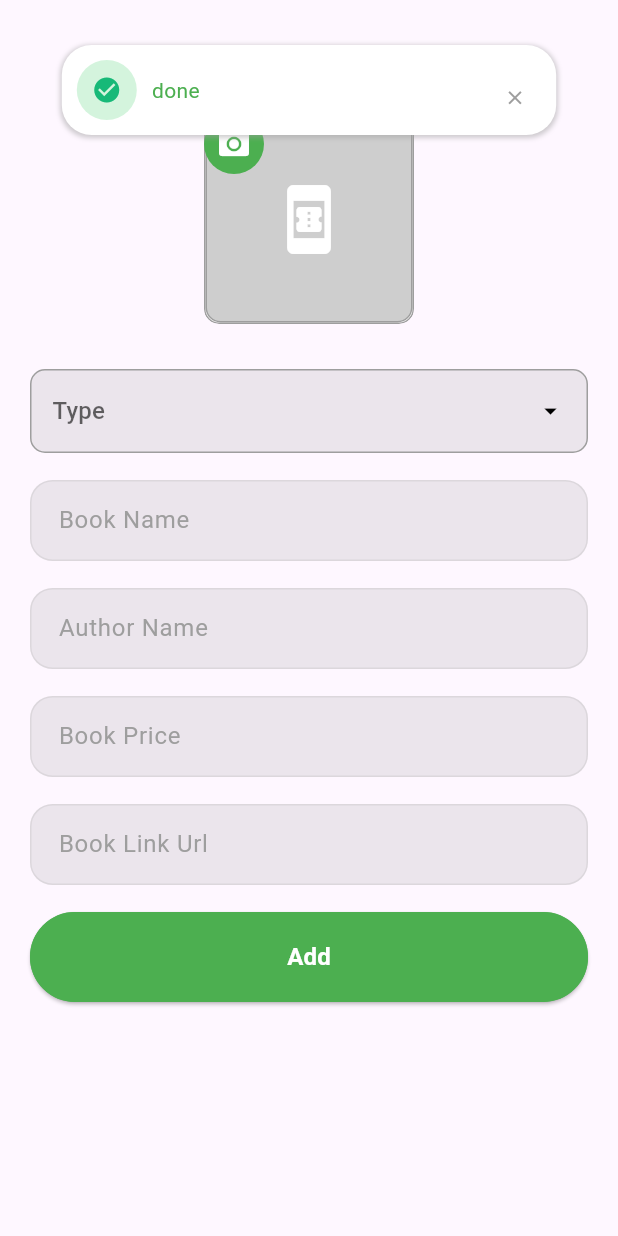
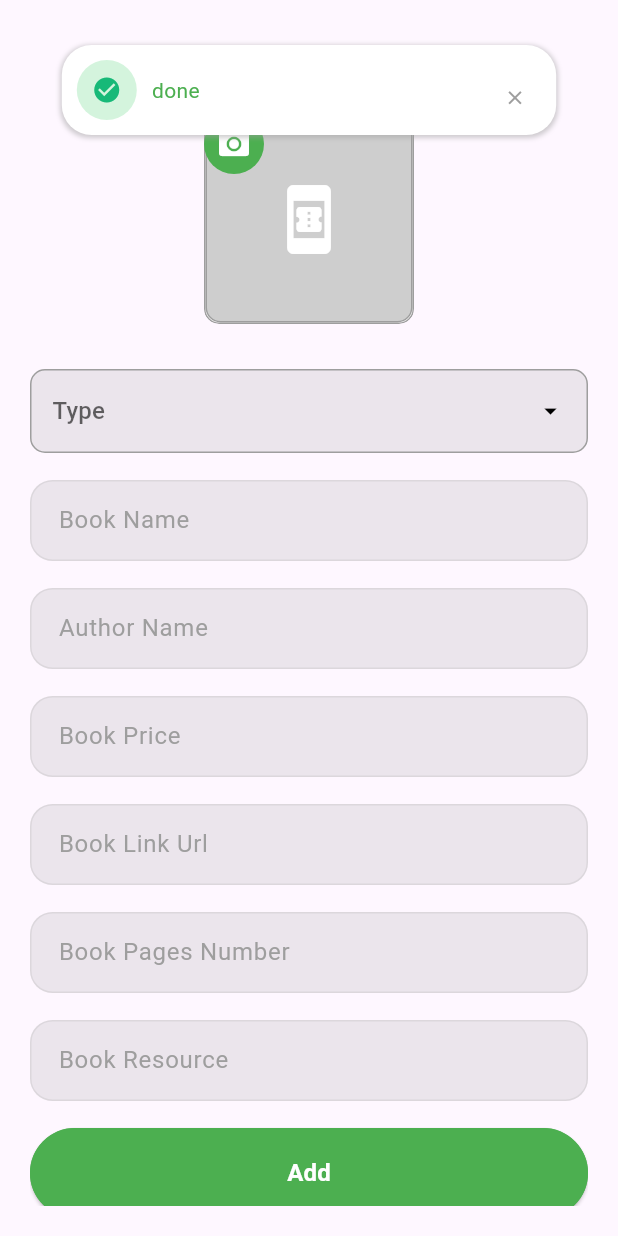
Before and after one commit to mostafaahmedbahr/task_2_admin, a Flutter app: the screen it shows after launch, after a tap on "Add", on a phone screen of 412 x 824 dp. Run offline on Flutter 3.47's test engine with Material 3 defaults, Android fonts, the phone set to English and light mode, and no system bars; drawn by our look-alikes of dropdown_button2; our stand-ins replace cloud_firestore, file_picker, firebase_auth, firebase_core, firebase_storage, flutter_bloc and 2 more; accounts and stored records are empty.

Commit message:
last edit

```diff
--- a/lib/home/cubit/cubit.dart
+++ b/lib/home/cubit/cubit.dart
@@ -57,6 +57,8 @@ class HomeCubit extends Cubit<HomeStates> {
   var bookPriceCon = TextEditingController();
   var bookAuthorNameCon = TextEditingController();
   var bookLinkCon = TextEditingController();
+  var bookPagesNumberCon = TextEditingController();
+  var bookResourceCon = TextEditingController();
 
 
 
@@ -68,6 +70,8 @@ class HomeCubit extends Cubit<HomeStates> {
     required String bookId,
     required String bookType,
     required String bookUrl,
+    required String bookPagesNumber,
+    required String bookResource,
   })
   {
     emit(AddBookLoadingState());
@@ -80,6 +84,8 @@ class HomeCubit extends Cubit<HomeStates> {
           "bookPrice" : bookPrice,
           "bookType" : bookType,
           "bookUrl" : bookUrl,
+          "bookResource" : bookResource,
+          "bookPagesNumber" : bookPagesNumber,
         }
     ).then((value)
     {
--- a/lib/home/home_screen.dart
+++ b/lib/home/home_screen.dart
@@ -38,7 +38,7 @@ class _HomeScreenState extends State<HomeScreen> {
           appBar: AppBar(),
           body: Padding(
             padding: const EdgeInsets.all(20.0),
-            child: Column(
+            child: ListView(
               children: [
                 Center(
                   child: Stack(
@@ -200,6 +200,22 @@ class _HomeScreenState extends State<HomeScreen> {
                 const SizedBox(
                   height: 18,
                 ),
+                CustomTextFormField(
+                  keyboardType : TextInputType.number,
+                  controller: HomeCubit.get(context).bookPagesNumberCon,
+                  hintText: "Book Pages Number",
+                ),
+                const SizedBox(
+                  height: 18,
+                ),
+                CustomTextFormField(
+                  keyboardType : TextInputType.text,
+                  controller: HomeCubit.get(context).bookResourceCon,
+                  hintText: "Book Resource",
+                ),
+                const SizedBox(
+                  height: 18,
+                ),
                 ConditionalBuilder(
                   condition: state is! AddBookLoadingState,
                   fallback: (context) {
@@ -228,6 +244,8 @@ class _HomeScreenState extends State<HomeScreen> {
                           bookType: HomeCubit.get(context).bookType.toString(),
                           bookId:  HomeCubit.get(context).uuidBook.toString(),
                             bookUrl :  HomeCubit.get(context).bookLinkCon.text.toString(),
+                          bookResource :  HomeCubit.get(context).bookResourceCon.text.toString(),
+                          bookPagesNumber :  HomeCubit.get(context).bookPagesNumberCon.text.toString(),
                         );
                         // if (formKey2.currentState!.validate()) {
                         //   HomeCubit.get(context).addNewBook(
```
